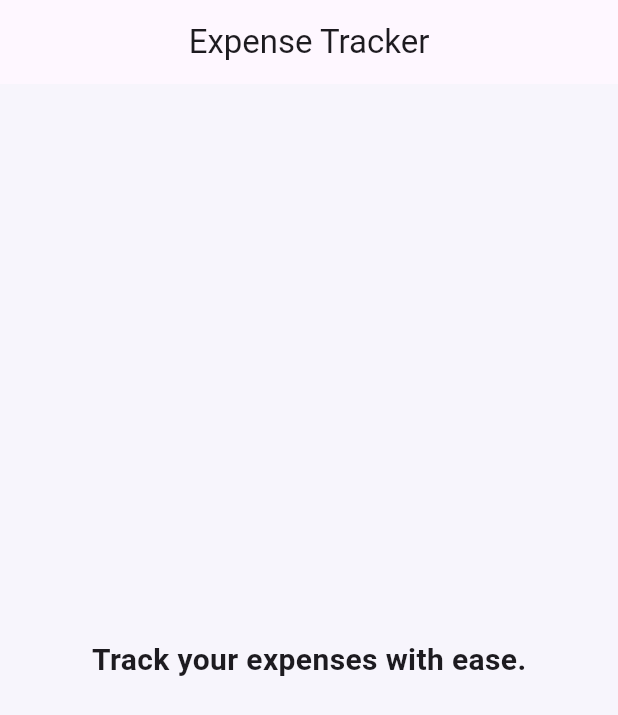
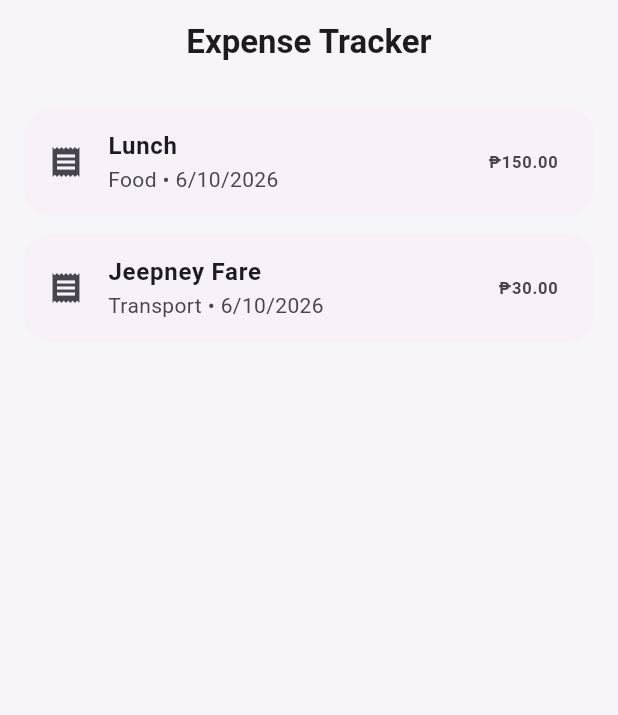
Before and after one commit to AsianGnome/CSIT284-Rivera, a Flutter app: the screen it shows after launch, on a phone screen of 412 x 824 dp. Shown: the top 715 px of the screen. Run offline on Flutter 3.47's test engine with Material 3 defaults, Android fonts, the light colour scheme and no system bars.

Commit message:
Create expense list UI

```diff
--- a/lib/main.dart
+++ b/lib/main.dart
@@ -1,11 +1,11 @@
 import 'package:flutter/material.dart';
 
 void main() {
-  runApp(const ExpenseTrackerApp());
+  runApp(const ExpenseTracker());
 }
 
-class ExpenseTrackerApp extends StatelessWidget {
-  const ExpenseTrackerApp({super.key});
+class ExpenseTracker extends StatelessWidget {
+  const ExpenseTracker({super.key});
 
   @override
   Widget build(BuildContext context) {
@@ -18,32 +18,101 @@ class ExpenseTrackerApp extends StatelessWidget {
           seedColor: Colors.deepPurple,
           brightness: Brightness.light,
         ),
-        scaffoldBackgroundColor: const Color(0xFFF7F5FC),
+        fontFamily: 'Roboto',
+        scaffoldBackgroundColor: const Color(0xFFF7F5FA),
         appBarTheme: const AppBarTheme(
           centerTitle: true,
           elevation: 0,
+          backgroundColor: Colors.transparent,
         ),
-        cardTheme: const CardThemeData(
-          elevation: 2,
-          margin: EdgeInsets.symmetric(
-            horizontal: 16,
-            vertical: 8,
+        cardTheme: CardThemeData(
+          elevation: 0,
+          shape: RoundedRectangleBorder(
+            borderRadius: BorderRadius.circular(18),
           ),
         ),
       ),
-      home: Scaffold(
-        appBar: AppBar(
-          title: const Text('Expense Tracker'),
-        ),
-        body: const Center(
-          child: Text(
-            'Track your expenses with ease.',
-            style: TextStyle(
-              fontSize: 20,
-              fontWeight: FontWeight.w600,
-            ),
+      home: const ExpensesScreen(),
+    );
+  }
+}
+
+class Expense {
+  final String title;
+  final double amount;
+  final DateTime date;
+  final String category;
+
+  Expense({
+    required this.title,
+    required this.amount,
+    required this.date,
+    required this.category,
+  });
+}
+
+class ExpensesScreen extends StatefulWidget {
+  const ExpensesScreen({super.key});
+
+  @override
+  State<ExpensesScreen> createState() => _ExpensesScreenState();
+}
+
+class _ExpensesScreenState extends State<ExpensesScreen> {
+  final List<Expense> expenses = [
+    Expense(
+      title: 'Lunch',
+      amount: 150,
+      date: DateTime.now(),
+      category: 'Food',
+    ),
+    Expense(
+      title: 'Jeepney Fare',
+      amount: 30,
+      date: DateTime.now(),
+      category: 'Transport',
+    ),
+  ];
+
+  @override
+  Widget build(BuildContext context) {
+    return Scaffold(
+      appBar: AppBar(
+        title: const Text(
+          'Expense Tracker',
+          style: TextStyle(
+            fontWeight: FontWeight.bold,
           ),
         ),
+      ),
+      body: ListView.builder(
+        padding: const EdgeInsets.all(16),
+        itemCount: expenses.length,
+        itemBuilder: (context, index) {
+          final expense = expenses[index];
+
+          return Card(
+            margin: const EdgeInsets.only(bottom: 12),
+            child: ListTile(
+              leading: const Icon(Icons.receipt),
+              title: Text(
+                expense.title,
+                style: const TextStyle(
+                  fontWeight: FontWeight.bold,
+                ),
+              ),
+              subtitle: Text(
+                '${expense.category} • ${expense.date.day}/${expense.date.month}/${expense.date.year}',
+              ),
+              trailing: Text(
+                '₱${expense.amount.toStringAsFixed(2)}',
+                style: const TextStyle(
+                  fontWeight: FontWeight.bold,
+                ),
+              ),
+            ),
+          );
+        },
       ),
     );
   }
```
